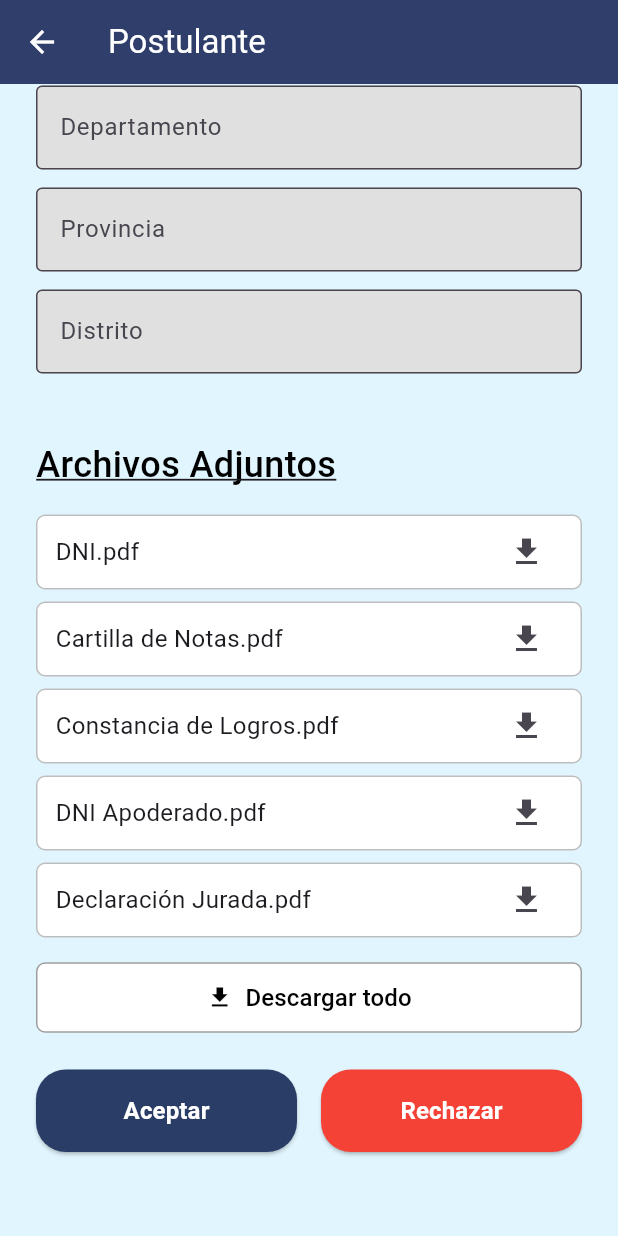
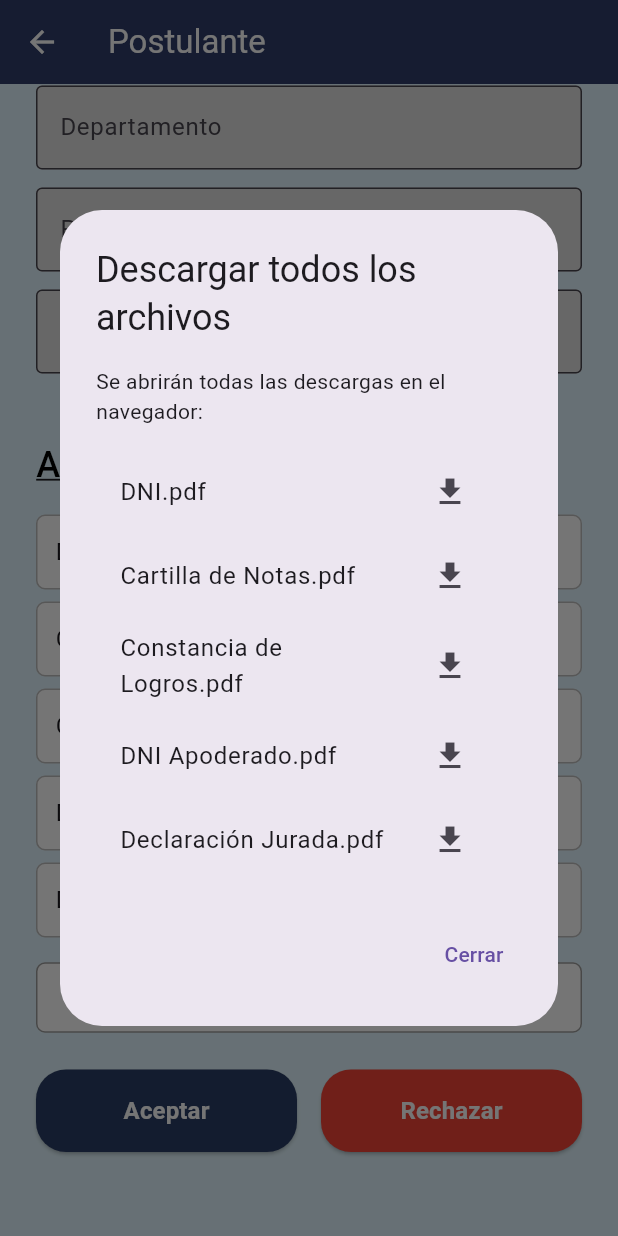
Before and after one commit to Aventis-Scholr/scholr-mobile-flutter, a Flutter app: the PostulanteInfoScreen screen opened directly with empty values, scrolled down 865 dp, after a tap on "Descargar todo", on a phone screen of 412 x 824 dp. Run offline on Flutter 3.47's test engine with Material 3 defaults, Android fonts, the phone set to English and light mode, and no system bars; our stand-ins replace bloc, flutter_bloc, shared_preferences; accounts and stored records are empty.

Commit message:
feat: download files

```diff
--- a/lib/models/postulacion.dart
+++ b/lib/models/postulacion.dart
@@ -4,11 +4,11 @@ class Postulacion {
   final String status;
   final int scholarshipId;
   final Postulante postulante;
-  final String? postulanteDni;
-  final String? postulanteLibretaNotas;
-  final String? postulanteConstLogroAprendizaje;
-  final String? apoderadoDni;
-  final String? apoderadoDeclaracionJurada;
+  final String? postulanteDni; // Esto es un link de descarga
+  final String? postulanteLibretaNotas; // Esto es un link de descarga
+  final String? postulanteConstLogroAprendizaje; // Esto es un link de descarga
+  final String? apoderadoDni; // Esto es un link de descarga
+  final String? apoderadoDeclaracionJurada; // Esto es un link de descarga
   final String? reporte;
 
   Postulacion({
--- a/lib/views/PostulanteInfoScreen.dart
+++ b/lib/views/PostulanteInfoScreen.dart
@@ -1,5 +1,6 @@
 import 'package:flutter/material.dart';
 import 'package:flutter_bloc/flutter_bloc.dart';
+import 'package:url_launcher/url_launcher.dart';
 import '../bloc/AcceptanceBloc.dart';
 import '../repository/AcceptanceRepository.dart';
 import '../models/postulacion.dart';
@@ -106,18 +107,23 @@ class PostulanteInfoScreen extends StatelessWidget {
           readonlyField("Distrito", centroEstudios.distrito),
 
           sectionSubtitle("Archivos Adjuntos"),
-          if (postulacion.postulanteDni != null) downloadField("DNI.pdf"),
-          if (postulacion.postulanteLibretaNotas != null) downloadField("Cartilla de Notas.pdf"),
-          if (postulacion.postulanteConstLogroAprendizaje != null) downloadField("Constancia de Logros.pdf"),
-          if (postulacion.apoderadoDni != null) downloadField("DNI Apoderado.pdf"),
-          if (postulacion.apoderadoDeclaracionJurada != null) downloadField("Declaración Jurada.pdf"),
+          if (postulacion.postulanteDni != null)
+            downloadField("DNI.pdf", postulacion.postulanteDni!,context),
+          if (postulacion.postulanteLibretaNotas != null)
+            downloadField("Cartilla de Notas.pdf", postulacion.postulanteLibretaNotas!,context),
+          if (postulacion.postulanteConstLogroAprendizaje != null)
+            downloadField("Constancia de Logros.pdf", postulacion.postulanteConstLogroAprendizaje!,context),
+          if (postulacion.apoderadoDni != null)
+            downloadField("DNI Apoderado.pdf", postulacion.apoderadoDni!,context),
+          if (postulacion.apoderadoDeclaracionJurada != null)
+            downloadField("Declaración Jurada.pdf", postulacion.apoderadoDeclaracionJurada!,context),
 
           const SizedBox(height: 8),
 
           SizedBox(
             width: double.infinity,
             child: OutlinedButton.icon(
-              onPressed: _downloadAllFiles,
+              onPressed: () => _downloadAllFiles(context),
               icon: const Icon(Icons.download, color: Colors.black),
               label: const Text(
                 "Descargar todo",
@@ -240,7 +246,7 @@ class PostulanteInfoScreen extends StatelessWidget {
     );
   }
 
-  Widget downloadField(String fileName) {
+  Widget downloadField(String fileName, String url, BuildContext context) {
     return Container(
       margin: const EdgeInsets.only(bottom: 8),
       padding: const EdgeInsets.symmetric(horizontal: 12),
@@ -252,17 +258,58 @@ class PostulanteInfoScreen extends StatelessWidget {
       child: Row(
         mainAxisAlignment: MainAxisAlignment.spaceBetween,
         children: [
-          Text(
-            fileName,
-            style: const TextStyle(fontSize: 16),
+          Expanded(
+            child: Text(
+              fileName,
+              style: const TextStyle(fontSize: 16),
+              overflow: TextOverflow.ellipsis,
+            ),
           ),
           IconButton(
-            onPressed: () => _downloadFile(fileName),
+            onPressed: () async {
+              try {
+                await _launchUrl(url, context);
+              } catch (e) {
+                if (context.mounted) {
+                  ScaffoldMessenger.of(context).showSnackBar(
+                    SnackBar(
+                      content: Text('Error al abrir el archivo: ${e.toString()}'),
+                    ),
+                  );
+                }
+              }
+            },
             icon: const Icon(Icons.download),
+            tooltip: 'Descargar archivo',
           ),
         ],
       ),
     );
+  }
+
+  Future<void> _launchUrl(String url, BuildContext context) async {
+    final uri = Uri.parse(url);
+
+    try {
+      if (await canLaunchUrl(uri)) {
+        await launchUrl(
+          uri,
+          mode: LaunchMode.externalApplication,
+        );
+      } else {
+        throw 'Could not launch $url';
+      }
+    } catch (e) {
+      if (context.mounted) {
+        ScaffoldMessenger.of(context).showSnackBar(
+          SnackBar(
+            content: Text('No se pudo abrir el enlace: ${e.toString()}'),
+            duration: const Duration(seconds: 3),
+          ),
+        );
+      }
+      debugPrint('Error launching URL: $e');
+    }
   }
 
   void _showAcceptConfirmationDialog(BuildContext context) {
@@ -279,18 +326,12 @@ class PostulanteInfoScreen extends StatelessWidget {
           content: const Text("¿Está seguro que desea aceptar esta postulación?"),
           actions: [
             TextButton(
-              onPressed: () =>
-              {
-                Navigator.pop(dialogContext),
-                Navigator.of(context).pushReplacementNamed('/postulantlist')
-              },
+              onPressed: () => Navigator.pop(dialogContext),
               child: const Text("Cancelar"),
             ),
             TextButton(
               onPressed: () {
                 Navigator.pop(dialogContext);
-                Navigator.pop(dialogContext);
-                Navigator.of(context).pushReplacementNamed('/postulantlist');
                 acceptanceBloc.add(AcceptApplicationEvent(postulacion.id));
               },
               child: const Text("Aceptar"),
@@ -301,13 +342,54 @@ class PostulanteInfoScreen extends StatelessWidget {
     );
   }
 
-  void _downloadFile(String fileName) {
-    // Implementar lógica de descarga para un archivo específico
-    print("Descargando archivo: $fileName");
-  }
+  void _downloadAllFiles(BuildContext context) {
+    final files = [
+      if (postulacion.postulanteDni != null)
+        {'name': 'DNI.pdf', 'url': postulacion.postulanteDni!},
+      if (postulacion.postulanteLibretaNotas != null)
+        {'name': 'Cartilla de Notas.pdf', 'url': postulacion.postulanteLibretaNotas!},
+      if (postulacion.postulanteConstLogroAprendizaje != null)
+        {'name': 'Constancia de Logros.pdf', 'url': postulacion.postulanteConstLogroAprendizaje!},
+      if (postulacion.apoderadoDni != null)
+        {'name': 'DNI Apoderado.pdf', 'url': postulacion.apoderadoDni!},
+      if (postulacion.apoderadoDeclaracionJurada != null)
+        {'name': 'Declaración Jurada.pdf', 'url': postulacion.apoderadoDeclaracionJurada!},
+    ];
 
-  void _downloadAllFiles() {
-    // Implementar lógica para descargar todos los archivos
-    print("Descargando todos los archivos adjuntos");
+    if (files.isEmpty) {
+      ScaffoldMessenger.of(context).showSnackBar(
+        const SnackBar(content: Text('No hay archivos para descargar')),
+      );
+      return;
+    }
+
+    showDialog(
+      context: context,
+      builder: (context) {
+        return AlertDialog(
+          title: const Text('Descargar todos los archivos'),
+          content: Column(
+            mainAxisSize: MainAxisSize.min,
+            children: [
+              const Text('Se abrirán todas las descargas en el navegador:'),
+              const SizedBox(height: 16),
+              ...files.map((file) => ListTile(
+                title: Text(file['name']!),
+                trailing: IconButton(
+                  icon: const Icon(Icons.download),
+                  onPressed: () => _launchUrl(file['url']!, context),
+                ),
+              )).toList(),
+            ],
+          ),
+          actions: [
+            TextButton(
+              onPressed: () => Navigator.pop(context),
+              child: const Text('Cerrar'),
+            ),
+          ],
+        );
+      },
+    );
   }
 }
--- a/pubspec.yaml
+++ b/pubspec.yaml
@@ -34,6 +34,7 @@ dependencies:
   provider: ^6.1.1
   dio: ^5.4.0
   shared_preferences: ^2.2.2
+  url_launcher: ^6.1.11
 
   # The following adds the Cupertino Icons font to your application.
   # Use with the CupertinoIcons class for iOS style icons.
```
Also changed, not shown: pubspec.lock, 4 other files.
